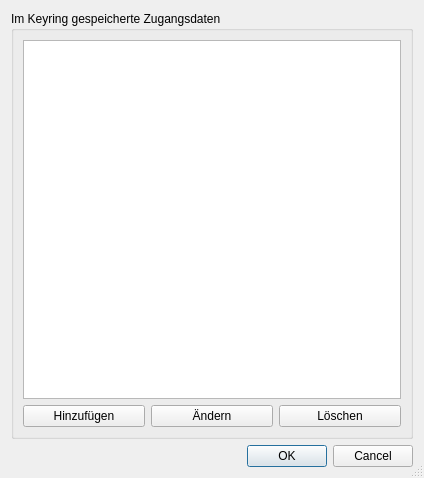
Qt form easyp2p/ui/settings_window.ui (Ceystyle/easyp2p) before a commit.
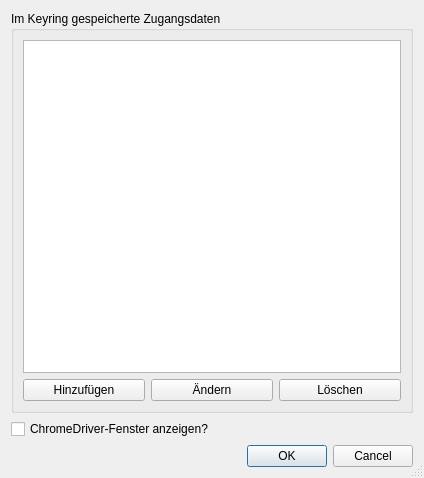
The same form after that commit.

Commit message: Introduce setting to start ChromeDriver in headless mode

The edit to the form file:
```diff
--- a/easyp2p/ui/settings_window.ui
+++ b/easyp2p/ui/settings_window.ui
@@ -61,7 +61,14 @@
     </widget>
    </item>
    <item>
-    <widget class="QDialogButtonBox" name="buttonBox">
+    <widget class="QCheckBox" name="check_box_headless">
+     <property name="text">
+      <string>ChromeDriver-Fenster anzeigen?</string>
+     </property>
+    </widget>
+   </item>
+   <item>
+    <widget class="QDialogButtonBox" name="button_box">
      <property name="orientation">
       <enum>Qt::Horizontal</enum>
      </property>
```
Left out of the diff: 18 changed lines with no effect on the pictures. The commit also changes 6 other files.
